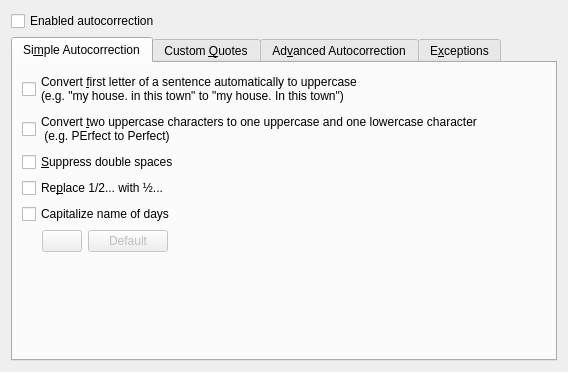
This is messagecomposer/autocorrection/kmcomposerautocorrectionwidget.ui in chusopr/kdepim-ktimetracker-akonadi as Qt 5 draws it before an edit. The edited form follows.
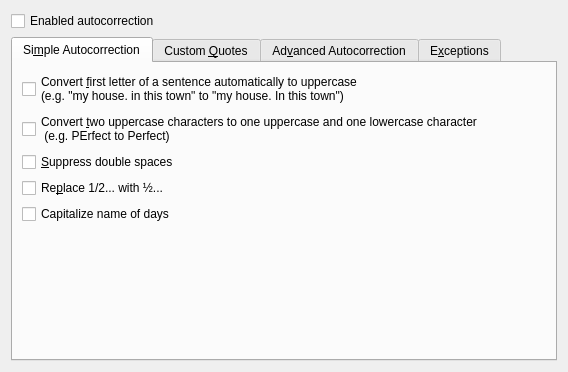
This is the edited form.

Patch:
```diff
--- a/messagecomposer/autocorrection/kmcomposerautocorrectionwidget.ui
+++ b/messagecomposer/autocorrection/kmcomposerautocorrectionwidget.ui
@@ -73,58 +73,6 @@
          </property>
         </widget>
        </item>
-       <item>
-        <layout class="QHBoxLayout" name="_2">
-         <property name="leftMargin">
-          <number>20</number>
-         </property>
-         <item>
-          <widget class="QPushButton" name="bulletStyle">
-           <property name="enabled">
-            <bool>false</bool>
-           </property>
-           <property name="sizePolicy">
-            <sizepolicy hsizetype="Fixed" vsizetype="Fixed">
-             <horstretch>0</horstretch>
-             <verstretch>0</verstretch>
-            </sizepolicy>
-           </property>
-           <property name="text">
-            <string/>
-           </property>
-          </widget>
-         </item>
-         <item>
-          <widget class="QPushButton" name="defaultBulletStyle">
-           <property name="enabled">
-            <bool>false</bool>
-           </property>
-           <property name="sizePolicy">
-            <sizepolicy hsizetype="Fixed" vsizetype="Fixed">
-             <horstretch>0</horstretch>
-             <verstretch>0</verstretch>
-            </sizepolicy>
-           </property>
-           <property name="text">
-            <string>Default</string>
-           </property>
-          </widget>
-         </item>
-         <item>
-          <spacer>
-           <property name="orientation">
-            <enum>Qt::Horizontal</enum>
-           </property>
-           <property name="sizeHint" stdset="0">
-            <size>
-             <width>40</width>
-             <height>20</height>
-            </size>
-           </property>
-          </spacer>
-         </item>
-        </layout>
-       </item>
        <item>
         <spacer>
          <property name="orientation">
```
Left out of the diff: 14 changed lines with no effect on the pictures.
